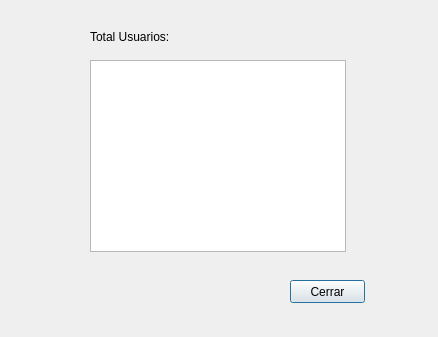
The window that Server/ventanalistausuarios.ui (GrageraE/App-Mensajeria) describes before a commit, drawn with Qt 5.
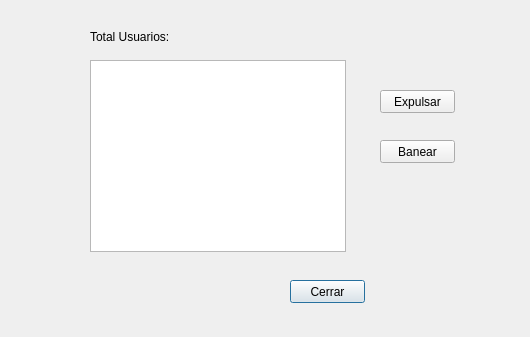
The same window after the commit.

```diff
--- a/Server/ventanalistausuarios.ui
+++ b/Server/ventanalistausuarios.ui
@@ -6,7 +6,7 @@
    <rect>
     <x>0</x>
     <y>0</y>
-    <width>438</width>
+    <width>530</width>
     <height>337</height>
    </rect>
   </property>
@@ -72,6 +72,32 @@
     <string/>
    </property>
   </widget>
+  <widget class="QPushButton" name="pushButton_2">
+   <property name="geometry">
+    <rect>
+     <x>380</x>
+     <y>90</y>
+     <width>75</width>
+     <height>23</height>
+    </rect>
+   </property>
+   <property name="text">
+    <string>Expulsar</string>
+   </property>
+  </widget>
+  <widget class="QPushButton" name="pushButton_3">
+   <property name="geometry">
+    <rect>
+     <x>380</x>
+     <y>140</y>
+     <width>75</width>
+     <height>23</height>
+    </rect>
+   </property>
+   <property name="text">
+    <string>Banear</string>
+   </property>
+  </widget>
  </widget>
  <resources/>
  <connections/>
```
